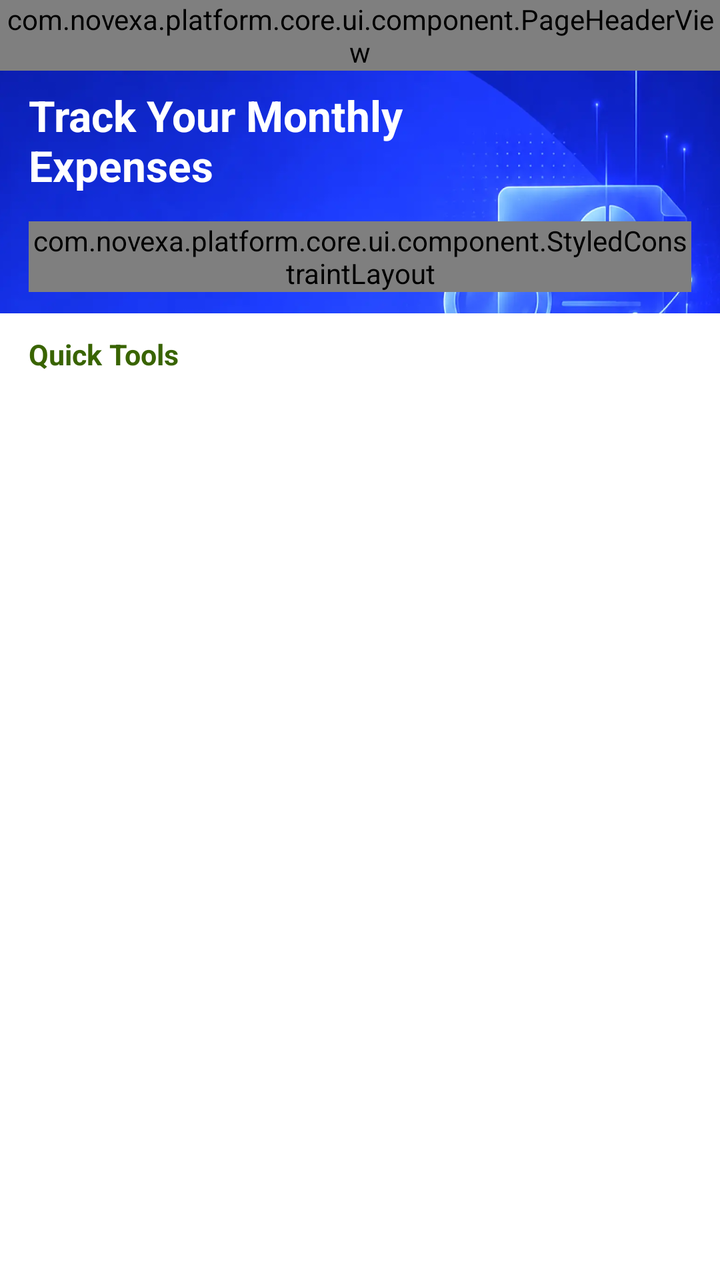
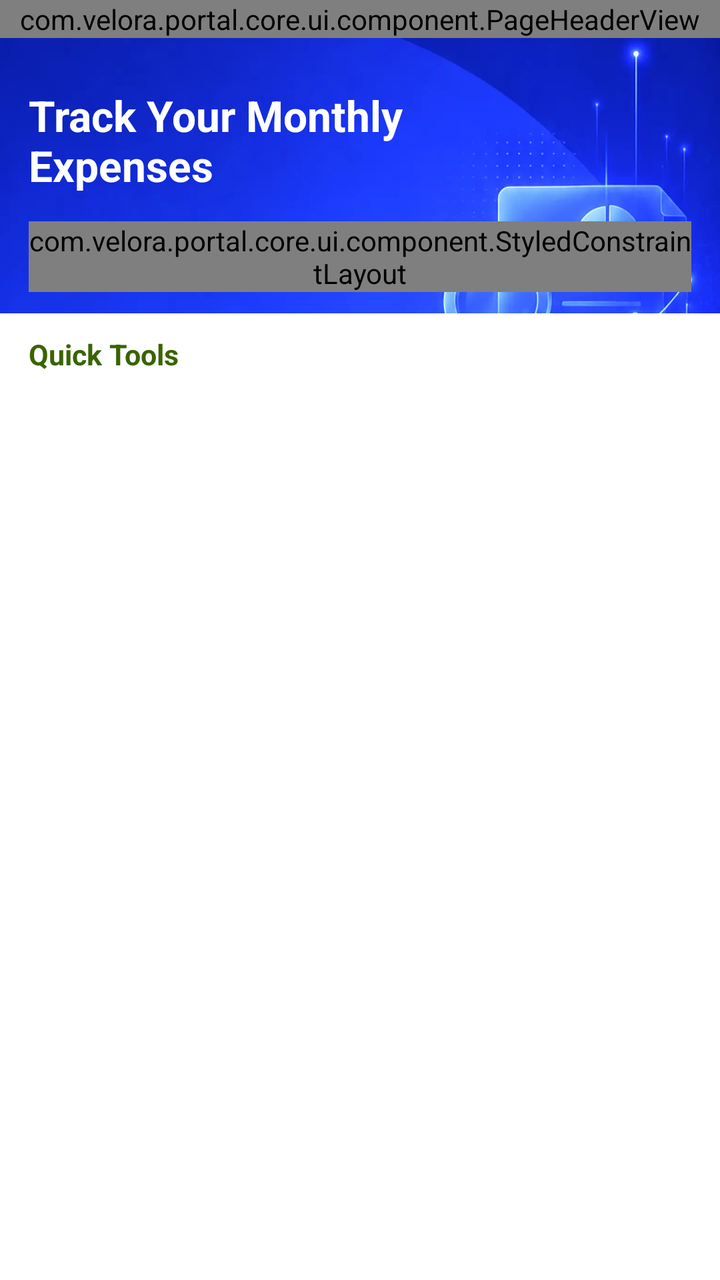

An Android layout rendered at two revisions. The XML below is the earlier revision; the diff shows what the commit changed to produce the second picture.
<!-- AndroidManifest.xml: application theme MyTheme -->
<!-- res/layout/activity_expense_tracking_tip_detail.xml -->
<?xml version="1.0" encoding="utf-8"?>
<androidx.constraintlayout.widget.ConstraintLayout xmlns:android="http://schemas.android.com/apk/res/android"
    xmlns:app="http://schemas.android.com/apk/res-auto"
    android:layout_width="match_parent"
    android:layout_height="match_parent"
    android:background="@color/page_bg_color1">

    <androidx.appcompat.widget.AppCompatImageView
        android:layout_width="0dp"
        android:layout_height="0dp"
        android:contentDescription="@null"
        android:scaleType="centerCrop"
        android:src="@mipmap/page_track_detail_bg"
        app:layout_constraintBottom_toBottomOf="parent"
        app:layout_constraintEnd_toEndOf="parent"
        app:layout_constraintStart_toStartOf="parent"
        app:layout_constraintTop_toTopOf="parent" />

    <androidx.core.widget.NestedScrollView
        android:layout_width="0dp"
        android:layout_height="0dp"
        android:clipToPadding="false"
        android:fillViewport="true"
        android:overScrollMode="never"
        app:layout_constraintBottom_toBottomOf="parent"
        app:layout_constraintEnd_toEndOf="parent"
        app:layout_constraintStart_toStartOf="parent"
        app:layout_constraintTop_toTopOf="parent">

        <LinearLayout
            android:layout_width="match_parent"
            android:layout_height="match_parent"
            android:orientation="vertical">

            <FrameLayout
                android:id="@+id/detailHeader"
                android:layout_width="match_parent"
                android:layout_height="wrap_content"
                android:paddingBottom="@dimen/dp_16">

                <com.novexa.platform.core.ui.component.PageHeaderView
                    android:id="@+id/titleBar"
                    android:layout_width="match_parent"
                    android:layout_height="wrap_content"
                    app:fitStatusBar="false"
                    app:navigationIconColor="@color/text_inverse"
                    app:navigationMarginStart="@dimen/dp_0" />

                <TextView
                    android:layout_width="@dimen/dp_220"
                    android:layout_height="wrap_content"
                    android:layout_gravity="start|top"
                    android:layout_marginStart="@dimen/dp_16"
                    android:layout_marginTop="@dimen/dp_52"
                    android:gravity="top"
                    android:includeFontPadding="false"
                    android:minLines="2"
                    android:text="@string/calculator_tips_expenses_title"
                    android:textColor="@color/text_inverse"
                    android:textSize="@dimen/sp_24"
                    android:textStyle="bold" />
            </FrameLayout>

            <com.novexa.platform.core.ui.component.StyledConstraintLayout
                android:layout_width="match_parent"
                android:layout_height="wrap_content"
                android:layout_marginHorizontal="@dimen/dp_16"
                app:radius="@dimen/dp_12"
                app:solidColor="@color/surface_primary">

                <LinearLayout
                    android:layout_width="0dp"
                    android:layout_height="wrap_content"
                    android:orientation="vertical"
                    android:padding="@dimen/dp_12"
                    app:layout_constraintEnd_toEndOf="parent"
                    app:layout_constraintStart_toStartOf="parent"
                    app:layout_constraintTop_toTopOf="parent">

                    <TextView
                        android:layout_width="match_parent"
                        android:layout_height="wrap_content"
                        android:includeFontPadding="false"
                        android:text="@string/calculator_track_tip_updated"
                        android:textColor="@color/text_primary"
                        android:textSize="@dimen/sp_14"
                        android:textStyle="bold" />

                    <TextView
                        android:id="@+id/tvHabitsTitle"
                        android:layout_width="match_parent"
                        android:layout_height="wrap_content"
                        android:layout_marginTop="@dimen/dp_10"
                        android:textColor="@color/text_primary"
                        android:textSize="@dimen/sp_12"
                        android:textStyle="bold" />

                    <TextView
                        android:layout_width="match_parent"
                        android:layout_height="wrap_content"
                        android:layout_marginTop="@dimen/dp_4"
                        android:lineSpacingExtra="@dimen/dp_2"
                        android:text="@string/calculator_track_tip_habits_description"
                        android:textColor="@color/text_secondary"
                        android:textSize="@dimen/sp_10" />

                    <TextView
                        android:id="@+id/tvCategorizeTitle"
                        android:layout_width="match_parent"
                        android:layout_height="wrap_content"
                        android:layout_marginTop="@dimen/dp_12"
                        android:textColor="@color/text_primary"
                        android:textSize="@dimen/sp_12"
                        android:textStyle="bold" />

                    <TextView
                        android:layout_width="match_parent"
                        android:layout_height="wrap_content"
                        android:layout_marginTop="@dimen/dp_4"
                        android:text="@string/calculator_track_tip_categorize_description"
                        android:textColor="@color/text_secondary"
                        android:textSize="@dimen/sp_10" />

                    <TextView
                        android:layout_width="match_parent"
                        android:layout_height="wrap_content"
                        android:layout_marginTop="@dimen/dp_4"
                        android:text="@string/calculator_budget_tip_examples"
                        android:textColor="@color/color_track"
                        android:textSize="@dimen/sp_10"
                        android:textStyle="bold" />

                    <TextView
                        android:id="@+id/tvExamples"
                        android:layout_width="match_parent"
                        android:layout_height="wrap_content"
                        android:lineSpacingExtra="@dimen/dp_1"
                        android:textSize="@dimen/sp_10" />

                    <TextView
                        android:layout_width="match_parent"
                        android:layout_height="wrap_content"
                        android:layout_marginTop="@dimen/dp_4"
                        android:text="@string/calculator_track_tip_categorize_note"
                        android:textColor="@color/text_secondary"
                        android:textSize="@dimen/sp_10" />

                    <TextView
                        android:id="@+id/tvImproveTitle"
                        android:layout_width="match_parent"
                        android:layout_height="wrap_content"
                        android:layout_marginTop="@dimen/dp_12"
                        android:textColor="@color/text_primary"
                        android:textSize="@dimen/sp_12"
                        android:textStyle="bold" />

                    <TextView
                        android:layout_width="match_parent"
                        android:layout_height="wrap_content"
                        android:layout_marginTop="@dimen/dp_4"
                        android:lineSpacingExtra="@dimen/dp_2"
                        android:text="@string/calculator_track_tip_improve_description"
                        android:textColor="@color/text_secondary"
                        android:textSize="@dimen/sp_10" />

                    <TextView
                        android:id="@+id/tvReviewTitle"
                        android:layout_width="match_parent"
                        android:layout_height="wrap_content"
                        android:layout_marginTop="@dimen/dp_12"
                        android:textColor="@color/text_primary"
                        android:textSize="@dimen/sp_12"
                        android:textStyle="bold" />

                    <TextView
                        android:layout_width="match_parent"
                        android:layout_height="wrap_content"
                        android:layout_marginTop="@dimen/dp_4"
                        android:lineSpacingExtra="@dimen/dp_2"
                        android:text="@string/calculator_track_tip_review_description"
                        android:textColor="@color/text_secondary"
                        android:textSize="@dimen/sp_10" />
                </LinearLayout>
            </com.novexa.platform.core.ui.component.StyledConstraintLayout>

            <LinearLayout
                android:layout_width="match_parent"
                android:layout_height="0dp"
                android:layout_marginTop="@dimen/dp_12"
                android:background="@color/surface_primary"
                android:minHeight="@dimen/dp_112"
                android:orientation="vertical"
                android:paddingStart="@dimen/dp_16"
                android:paddingTop="@dimen/dp_12"
                android:paddingEnd="@dimen/dp_16"
                android:paddingBottom="@dimen/dp_24"
                android:layout_weight="1">

                <include
                    android:id="@+id/quickTools"
                    layout="@layout/view_calculation_quick_tools"
                    android:layout_width="match_parent"
                    android:layout_height="wrap_content" />
            </LinearLayout>
        </LinearLayout>
    </androidx.core.widget.NestedScrollView>
</androidx.constraintlayout.widget.ConstraintLayout>
<!-- res/layout/view_calculation_quick_tools.xml (included above) -->
<?xml version="1.0" encoding="utf-8"?>
<LinearLayout xmlns:android="http://schemas.android.com/apk/res/android"
    android:layout_width="match_parent"
    android:layout_height="wrap_content"
    android:orientation="vertical">

    <TextView
        android:layout_width="match_parent"
        android:layout_height="wrap_content"
        android:text="@string/calculator_quick_tools"
        android:textColor="@color/brand_primary"
        android:textSize="@dimen/sp_16"
        android:textStyle="bold" />

    <LinearLayout
        android:layout_width="match_parent"
        android:layout_height="wrap_content"
        android:layout_marginTop="@dimen/dp_10"
        android:gravity="center"
        android:orientation="horizontal">

        <include
            android:id="@+id/toolSalary"
            layout="@layout/item_calculation_quick_tool"
            android:layout_width="0dp"
            android:layout_height="wrap_content"
            android:layout_weight="1" />

        <include
            android:id="@+id/toolOvertime"
            layout="@layout/item_calculation_quick_tool"
            android:layout_width="0dp"
            android:layout_height="wrap_content"
            android:layout_weight="1" />

        <include
            android:id="@+id/toolWorkHours"
            layout="@layout/item_calculation_quick_tool"
            android:layout_width="0dp"
            android:layout_height="wrap_content"
            android:layout_weight="1" />

        <include
            android:id="@+id/toolTax"
            layout="@layout/item_calculation_quick_tool"
            android:layout_width="0dp"
            android:layout_height="wrap_content"
            android:layout_weight="1" />
    </LinearLayout>
</LinearLayout>
<!-- res/layout/item_calculation_quick_tool.xml (included above) -->
<?xml version="1.0" encoding="utf-8"?>
<LinearLayout xmlns:android="http://schemas.android.com/apk/res/android"
    android:layout_width="match_parent"
    android:layout_height="wrap_content"
    android:gravity="center_horizontal"
    android:orientation="vertical">

    <androidx.appcompat.widget.AppCompatImageView
        android:id="@+id/ivToolIcon"
        android:layout_width="@dimen/dp_47"
        android:layout_height="@dimen/dp_47"
        android:contentDescription="@null"
        android:scaleType="centerInside" />

    <TextView
        android:id="@+id/tvToolName"
        android:layout_width="match_parent"
        android:layout_height="wrap_content"
        android:layout_marginTop="@dimen/dp_2"
        android:gravity="center"
        android:lines="2"
        android:textColor="@color/text_secondary"
        android:textSize="@dimen/sp_12" />
</LinearLayout>
<!-- resources referenced by this layout -->
<resources>
  <color name="brand_primary">#396401</color>
  <color name="color_track">#1D3BFD</color>
  <color name="page_bg_color1">#FBF5EE</color>
  <color name="surface_primary">#FFFFFFFF</color>
  <color name="text_inverse">#FFFFFFFF</color>
  <color name="text_primary">#111827</color>
  <color name="text_secondary">#6D7280</color>
  <dimen name="dp_0">0dp</dimen>
  <dimen name="dp_1">1dp</dimen>
  <dimen name="dp_10">10dp</dimen>
  <dimen name="dp_112">112dp</dimen>
  <dimen name="dp_12">12dp</dimen>
  <dimen name="dp_16">16dp</dimen>
  <dimen name="dp_2">2dp</dimen>
  <dimen name="dp_220">220dp</dimen>
  <dimen name="dp_24">24dp</dimen>
  <dimen name="dp_4">4dp</dimen>
  <dimen name="dp_47">47dp</dimen>
  <dimen name="dp_52">52dp</dimen>
  <dimen name="sp_10">10sp</dimen>
  <dimen name="sp_12">12sp</dimen>
  <dimen name="sp_14">14sp</dimen>
  <dimen name="sp_16">16sp</dimen>
  <dimen name="sp_24">24sp</dimen>
  <!-- mipmap page_track_detail_bg: webp bitmap (mipmap-xxxhdpi, 43066 bytes) -->
  <string name="calculator_budget_tip_examples">Examples</string>
  <string name="calculator_quick_tools">Quick Tools</string>
  <string name="calculator_tips_expenses_title">Track Your Monthly Expenses</string>
  <string name="calculator_track_tip_categorize_description">Group your expenses into different categories.</string>
  <string name="calculator_track_tip_categorize_note">This makes it easier to manage your budget.</string>
  <string name="calculator_track_tip_habits_description">Tracking expenses helps you understand your financial habits.\n\nBy recording your spending, you can see where your money goes and make better decisions.</string>
  <string name="calculator_track_tip_improve_description">Review your expenses regularly and look for areas where you can reduce your spending. Small improvements can create meaningful savings over time.</string>
  <string name="calculator_track_tip_review_description">Take a few minutes each month to review your spending. Understanding your expenses helps you create a better financial plan.</string>
  <string name="calculator_track_tip_updated">Updated Jul 2026</string>
  <style name="MyTheme" parent="Theme.MaterialComponents.DayNight.NoActionBar">
          <item name="android:windowBackground">@color/surface_primary</item>
          <item name="android:statusBarColor">@color/surface_primary</item>
          <item name="android:navigationBarColor">@color/surface_primary</item>
          <item name="android:windowTranslucentStatus">false</item>
          <item name="android:windowTranslucentNavigation">false</item>
          <item name="editTextStyle">@style/AppEditTextStyle</item>
          <item name="android:editTextStyle">@style/AppEditTextStyle</item>
      </style>
  <style name="AppEditTextStyle" parent="@style/Widget.AppCompat.EditText">
          <item name="android:textCursorDrawable">@drawable/input_cursor_color_7087f8</item>
      </style>
  <!-- drawable input_cursor_color_7087f8 (drawable) -->
  <?xml version="1.0" encoding="utf-8"?>
  <shape xmlns:android="http://schemas.android.com/apk/res/android">
      <size android:width="@dimen/dp_2" />
      <solid android:color="@color/brand_primary" />
  </shape>
</resources>

<!-- the commit's change to res/layout/activity_expense_tracking_tip_detail.xml (unified diff, before → after) -->
@@ -38,7 +38,7 @@
                 android:layout_height="wrap_content"
                 android:paddingBottom="@dimen/dp_16">
 
-                <com.novexa.platform.core.ui.component.PageHeaderView
+                <com.velora.portal.core.ui.component.PageHeaderView
                     android:id="@+id/titleBar"
                     android:layout_width="match_parent"
                     android:layout_height="wrap_content"
@@ -61,7 +61,7 @@
                     android:textStyle="bold" />
             </FrameLayout>
 
-            <com.novexa.platform.core.ui.component.StyledConstraintLayout
+            <com.velora.portal.core.ui.component.StyledConstraintLayout
                 android:layout_width="match_parent"
                 android:layout_height="wrap_content"
                 android:layout_marginHorizontal="@dimen/dp_16"
@@ -181,7 +181,7 @@
                         android:textColor="@color/text_secondary"
                         android:textSize="@dimen/sp_10" />
                 </LinearLayout>
-            </com.novexa.platform.core.ui.component.StyledConstraintLayout>
+            </com.velora.portal.core.ui.component.StyledConstraintLayout>
 
             <LinearLayout
                 android:layout_width="match_parent"
